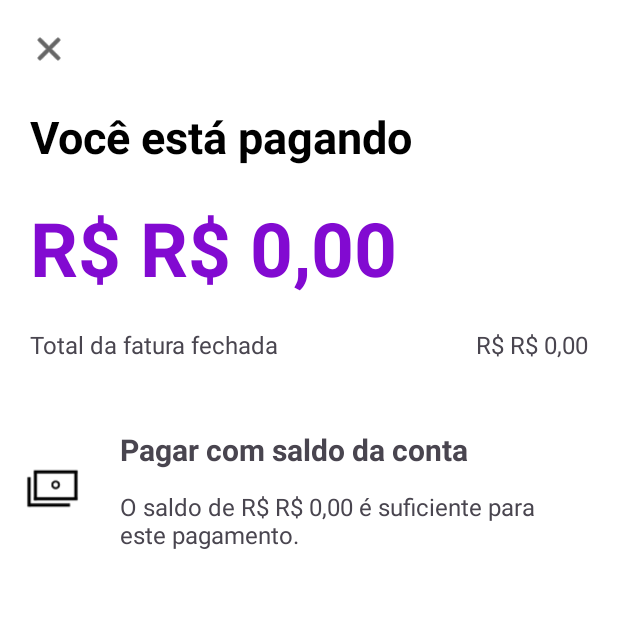
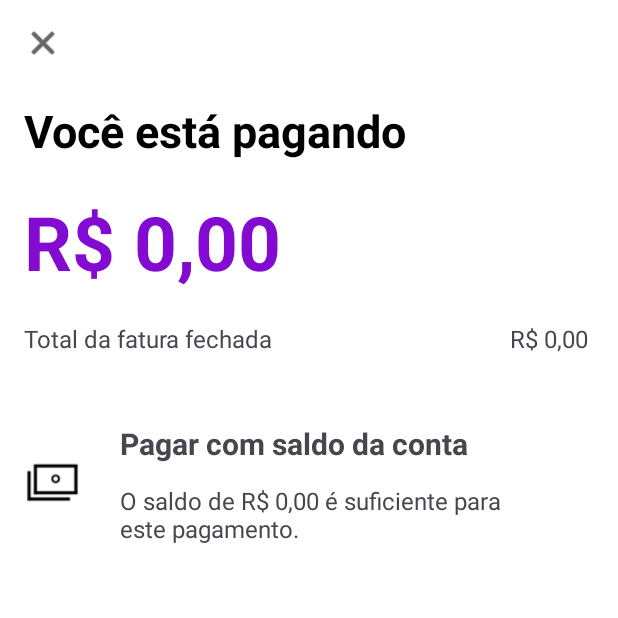
Before and after one commit to lucasferreira09/App-NuBanco-Android, an Android app: the ActivityPagarFatura screen opened directly, with no data from a screen before it, on a phone screen of 412 x 824 dp, the top half of it. Run offline under Robolectric (Android 15) with nearby library versions, the phone set to English and light mode, and no system bars.

Commit message:
UPDATE:
Mudança de NumberFormat para DecimalFormat.

Aumento de limite credito

```diff
--- a/app/src/main/java/com/example/nubanco/cartaocredito/ActivityPagarFatura.java
+++ b/app/src/main/java/com/example/nubanco/cartaocredito/ActivityPagarFatura.java
@@ -13,6 +13,7 @@ import com.example.nubanco.transferencia.ActivityTransferenciaRealizada;
 import com.example.nubanco.MainActivity;
 import com.example.nubanco.R;
 
+import java.text.DecimalFormat;
 import java.text.NumberFormat;
 import java.util.Locale;
 
@@ -73,7 +74,11 @@ public class ActivityPagarFatura extends AppCompatActivity {
 
     public String formataValor(Double valor){
         Locale locale = new Locale("pt", "BR");
-        return NumberFormat.getCurrencyInstance(locale).format(valor);
+        String padrao = "###,##0.00";
+        DecimalFormat decimalFormat = (DecimalFormat) NumberFormat.getNumberInstance(locale);
+        decimalFormat.applyPattern(padrao);
+
+        return decimalFormat.format(valor);
     }
     public void voltaActivityInicial() {
         finish();
--- a/app/src/main/java/com/example/nubanco/contabancaria/Bank.java
+++ b/app/src/main/java/com/example/nubanco/contabancaria/Bank.java
@@ -99,8 +99,8 @@ public class Bank {
     }
 
     public void setLimiteCreditoTotal() {
-        //Gera um valor entre 5000 e 6000;
-        Double limiteTotal = 5000.0 + (gerador.nextDouble()*1000);
+        //Gera um valor entre 10.000 e 20.000;
+        Double limiteTotal = 10000.0 + (gerador.nextDouble()*10000);
         limiteCreditoTotal = limiteTotal;
         limiteCreditoDisponivel = limiteTotal;
 
--- a/app/src/main/res/layout/activity_pagar_fatura.xml
+++ b/app/src/main/res/layout/activity_pagar_fatura.xml
@@ -11,7 +11,7 @@
         android:id="@+id/closePagarFatura"
         android:layout_width="25dp"
         android:layout_height="25dp"
-        android:layout_margin="20dp"
+        android:layout_margin="16dp"
         android:background="@null"
         android:backgroundTint="@null"
         android:scaleType="fitCenter"
@@ -23,22 +23,21 @@
 
     <TextView
         android:id="@+id/textFatura"
-        android:layout_width="match_parent"
+        android:layout_width="0dp"
         android:layout_height="wrap_content"
+        android:layout_marginTop="25dp"
         android:text="Você está pagando"
         android:textColor="@color/black"
         android:textSize="30dp"
         android:textStyle="bold"
-        android:layout_marginTop="25dp"
-        android:layout_marginStart="20dp"
-        android:layout_marginEnd="20dp"
+        app:layout_constraintStart_toStartOf="@+id/closePagarFatura"
         app:layout_constraintTop_toBottomOf="@id/closePagarFatura"></TextView>
 
     <TextView
         android:id="@+id/faturaAPagar"
-        android:layout_width="match_parent"
+        android:layout_width="0dp"
         android:layout_height="wrap_content"
-        android:layout_margin="20dp"
+        android:layout_marginTop="20dp"
         android:text="R$ 0,00"
         android:textColor="@color/roxo"
         android:textSize="50dp"
@@ -60,12 +59,11 @@
         android:id="@+id/fatura"
         android:layout_width="wrap_content"
         android:layout_height="wrap_content"
+        android:layout_marginEnd="20dp"
         android:text="R$ 0,00"
         android:textSize="16dp"
-        android:layout_marginEnd="20dp"
-        android:layout_marginTop="20dp"
-        app:layout_constraintTop_toBottomOf="@id/faturaAPagar"
-        app:layout_constraintEnd_toEndOf="parent"></TextView>
+        app:layout_constraintEnd_toEndOf="parent"
+        app:layout_constraintTop_toTopOf="@+id/textFaturaTotal"></TextView>
 
 
     <View
--- a/app/src/main/res/layout/activity_transferencia2.xml
+++ b/app/src/main/res/layout/activity_transferencia2.xml
@@ -60,6 +60,7 @@
             android:layout_height="wrap_content"
             android:text=""
             android:hint="@string/sendTransfer"
+            android:inputType="text"
             android:textColor="@color/black"
             android:textSize="20dp"
             android:textStyle="bold"></EditText>
```
Also changed, not shown: app/src/main/java/com/example/nubanco/MainActivity.java (+9 -3 lines), app/src/main/java/com/example/nubanco/cartaocredito/ActivityFaturaCartao.java (+6 -1 lines), app/src/main/java/com/example/nubanco/cartaocredito/ActivityPedindoCartao.java (+6 -1 lines), app/src/main/java/com/example/nubanco/contabancaria/ActivityCadastroUser.java (+15 -6 lines), app/src/main/java/com/example/nubanco/deposito/ActivityDadosDeposit.java (+7 -1 lines), app/src/main/java/com/example/nubanco/transferencia/ActivityTransferencia2.java (+7 -1 lines), app/src/main/java/com/example/nubanco/transferencia/ActivityTransferencia3.java (+7 -1 lines), app/src/main/res/layout/activity_primeira_vez.xml (+4 -7 lines), app/src/main/res/layout/activity_transferencia3.xml (+4 -3 lines).
